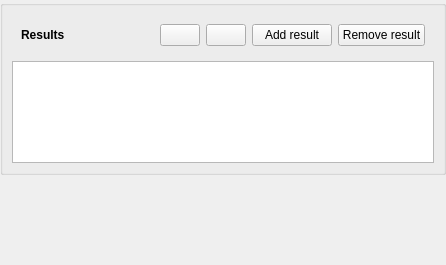
First picture: the form in threedi_plugin_dockwidget_base.ui, repository nens/threedi-results-analysis, before the edit.
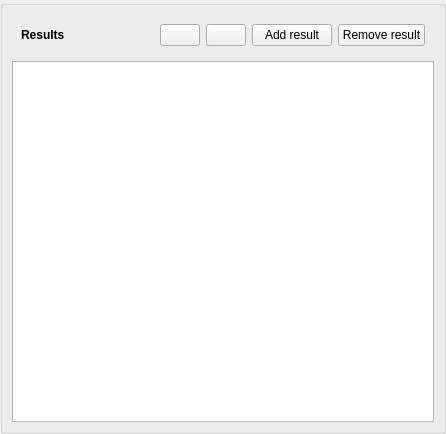
Second picture: the form after the edit. Icons and pictures are not drawn.

Commit message: dockwidget now correctly expanding

Patch:
```diff
--- a/threedi_plugin_dockwidget_base.ui
+++ b/threedi_plugin_dockwidget_base.ui
@@ -7,9 +7,15 @@
     <x>0</x>
     <y>0</y>
     <width>446</width>
-    <height>265</height>
+    <height>434</height>
    </rect>
   </property>
+  <property name="sizePolicy">
+   <sizepolicy hsizetype="Preferred" vsizetype="Expanding">
+    <horstretch>0</horstretch>
+    <verstretch>0</verstretch>
+   </sizepolicy>
+  </property>
   <property name="minimumSize">
    <size>
     <width>107</width>
@@ -26,6 +32,12 @@
    <string>3Di Results Manager</string>
   </property>
   <widget class="QWidget" name="dockWidgetContents">
+   <property name="sizePolicy">
+    <sizepolicy hsizetype="Preferred" vsizetype="Expanding">
+     <horstretch>0</horstretch>
+     <verstretch>0</verstretch>
+    </sizepolicy>
+   </property>
    <layout class="QGridLayout" name="gridLayout">
     <property name="leftMargin">
      <number>0</number>
@@ -65,9 +77,15 @@
          <x>0</x>
          <y>0</y>
          <width>446</width>
-         <height>239</height>
+         <height>408</height>
         </rect>
        </property>
+       <property name="sizePolicy">
+        <sizepolicy hsizetype="Preferred" vsizetype="Expanding">
+         <horstretch>0</horstretch>
+         <verstretch>0</verstretch>
+        </sizepolicy>
+       </property>
        <layout class="QVBoxLayout" name="verticalLayout">
         <property name="spacing">
          <number>0</number>
@@ -87,7 +105,7 @@
         <item>
          <widget class="QGroupBox" name="groupBox_Plugin">
           <property name="sizePolicy">
-           <sizepolicy hsizetype="Preferred" vsizetype="Fixed">
+           <sizepolicy hsizetype="Preferred" vsizetype="Expanding">
             <horstretch>0</horstretch>
             <verstretch>0</verstretch>
            </sizepolicy>
@@ -101,7 +119,7 @@
           <property name="maximumSize">
            <size>
             <width>16777215</width>
-            <height>175</height>
+            <height>16777215</height>
            </size>
           </property>
           <property name="title">
@@ -189,19 +207,6 @@
           </layout>
          </widget>
         </item>
-        <item>
-         <spacer name="verticalSpacer">
-          <property name="orientation">
-           <enum>Qt::Vertical</enum>
-          </property>
-          <property name="sizeHint" stdset="0">
-           <size>
-            <width>20</width>
-            <height>40</height>
-           </size>
-          </property>
-         </spacer>
-        </item>
        </layout>
       </widget>
      </widget>
```
The commit also changes 1 other file.
